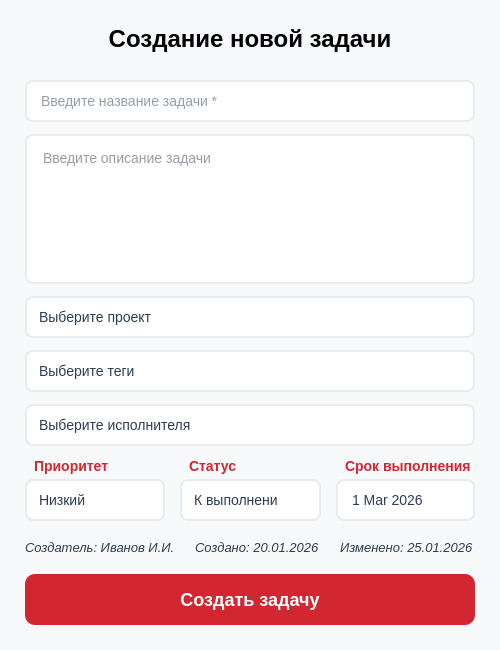
First picture: the form in ui/other_tasks/task_dialog.ui, repository lerakaplich/TaskPlanner2, before the edit.
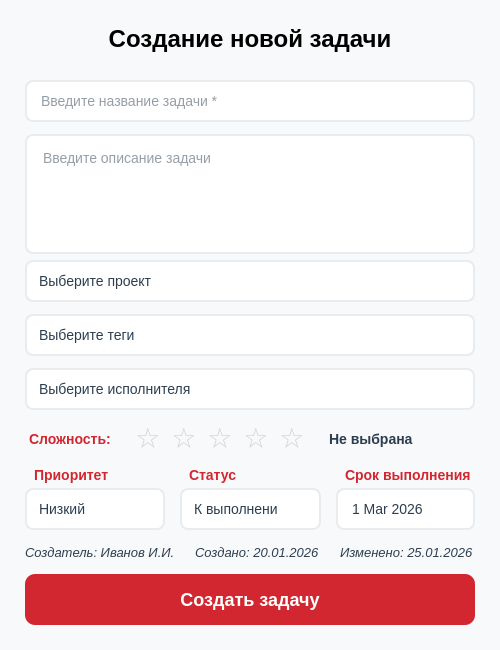
Second picture: the form after the edit.

Diff of the .ui file:
```diff
--- a/ui/other_tasks/task_dialog.ui
+++ b/ui/other_tasks/task_dialog.ui
@@ -155,6 +155,126 @@
      </property>
     </widget>
    </item>
+   <item>
+    <layout class="QHBoxLayout" name="difficultyLayout">
+     <property name="spacing">
+      <number>10</number>
+     </property>
+     <item>
+      <widget class="QLabel" name="labelDifficulty">
+       <property name="styleSheet">
+        <string notr="true">font-weight: bold; font-size: 14px; color: #D22730; margin-right: 10px;</string>
+       </property>
+       <property name="text">
+        <string>Сложность:</string>
+       </property>
+      </widget>
+     </item>
+     <item>
+      <widget class="QLabel" name="star1">
+       <property name="styleSheet">
+        <string notr="true">QLabel {
+    font-size: 28px;
+    color: #D3D3D3;
+}</string>
+       </property>
+       <property name="text">
+        <string>☆</string>
+       </property>
+       <property name="alignment">
+        <set>Qt::AlignmentFlag::AlignCenter</set>
+       </property>
+      </widget>
+     </item>
+     <item>
+      <widget class="QLabel" name="star2">
+       <property name="styleSheet">
+        <string notr="true">QLabel {
+    font-size: 28px;
+    color: #D3D3D3;
+}</string>
+       </property>
+       <property name="text">
+        <string>☆</string>
+       </property>
+       <property name="alignment">
+        <set>Qt::AlignmentFlag::AlignCenter</set>
+       </property>
+      </widget>
+     </item>
+     <item>
+      <widget class="QLabel" name="star3">
+       <property name="styleSheet">
+        <string notr="true">QLabel {
+    font-size: 28px;
+    color: #D3D3D3;
+}</string>
+       </property>
+       <property name="text">
+        <string>☆</string>
+       </property>
+       <property name="alignment">
+        <set>Qt::AlignmentFlag::AlignCenter</set>
+       </property>
+      </widget>
+     </item>
+     <item>
+      <widget class="QLabel" name="star4">
+       <property name="styleSheet">
+        <string notr="true">QLabel {
+    font-size: 28px;
+    color: #D3D3D3;
+}</string>
+       </property>
+       <property name="text">
+        <string>☆</string>
+       </property>
+       <property name="alignment">
+        <set>Qt::AlignmentFlag::AlignCenter</set>
+       </property>
+      </widget>
+     </item>
+     <item>
+      <widget class="QLabel" name="star5">
+       <property name="styleSheet">
+        <string notr="true">QLabel {
+    font-size: 28px;
+    color: #D3D3D3;
+}</string>
+       </property>
+       <property name="text">
+        <string>☆</string>
+       </property>
+       <property name="alignment">
+        <set>Qt::AlignmentFlag::AlignCenter</set>
+       </property>
+      </widget>
+     </item>
+     <item>
+      <widget class="QLabel" name="labelDifficultyValue">
+       <property name="styleSheet">
+        <string notr="true">color: #2c3e50; font-size: 14px; font-weight: bold; margin-left: 10px;</string>
+       </property>
+       <property name="text">
+        <string>Не выбрана</string>
+       </property>
+      </widget>
+     </item>
+     <item>
+      <spacer name="horizontalSpacerDiff">
+       <property name="orientation">
+        <enum>Qt::Orientation::Horizontal</enum>
+       </property>
+       <property name="sizeHint" stdset="0">
+        <size>
+         <width>40</width>
+         <height>20</height>
+        </size>
+       </property>
+      </spacer>
+     </item>
+    </layout>
+   </item>
    <item>
     <layout class="QHBoxLayout" name="optionsLayout">
      <property name="spacing">
```
Left out of the diff: 12 changed lines with no effect on the pictures.
